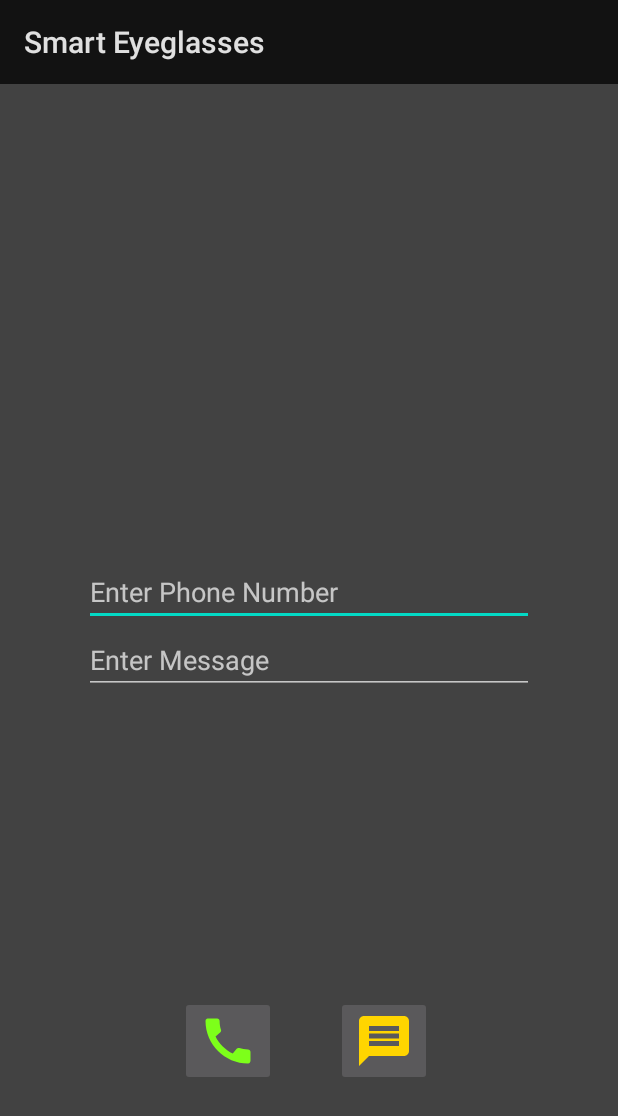
After one commit to hemantsirsat/Smart-EyeGlasses-Backup, an Android app: the Call_Message screen opened directly, with no data from a screen before it, on a phone screen of 412 x 824 dp. The commit adds this screen. Shown: the top 1116 px of the screen. Run offline under Robolectric (Android 15) with nearby library versions, the phone set to English and light mode, and no system bars.

Commit message:
Call Message Functionality Added

```diff
--- a/app/src/main/AndroidManifest.xml
+++ b/app/src/main/AndroidManifest.xml
@@ -2,6 +2,7 @@
 <manifest xmlns:android="http://schemas.android.com/apk/res/android"
     package="com.niharkoli.smarteyeglassesapp">
 
+    <uses-permission android:name="android.permission.CALL_PHONE" />
     <uses-permission android:name="android.permission.CAMERA" />
     <uses-permission android:name="android.permission.INTERNET" />
     <uses-permission android:name="android.permission.WRITE_EXTERNAL_STORAGE" />
@@ -16,6 +17,7 @@
         android:roundIcon="@mipmap/ic_launcher_round"
         android:supportsRtl="true"
         android:theme="@style/Theme.MaterialComponents">
+        <activity android:name=".Call_Message"></activity>
         <activity android:name=".HomeActivity">
             <intent-filter>
                 <action android:name="android.intent.action.MAIN" />
@@ -29,9 +31,7 @@
             android:name="com.google.firebase.ml.vision.DEPENDENCIES"
             android:value="barcode,face,ocr,ica" />
 
-        <activity android:name=".MainActivity">
-
-        </activity>
+        <activity android:name=".MainActivity"></activity>
         <activity
             android:name=".SettingsActivity"
             android:exported="false" />
--- /dev/null
+++ b/app/src/main/java/com/niharkoli/smarteyeglassesapp/Call_Message.java
@@ -0,0 +1,93 @@
+package com.niharkoli.smarteyeglassesapp;
+
+import androidx.appcompat.app.AppCompatActivity;
+import androidx.core.app.ActivityCompat;
+import androidx.core.content.ContextCompat;
+
+import android.Manifest;
+import android.content.Intent;
+import android.content.pm.PackageManager;
+import android.net.Uri;
+import android.os.Bundle;
+import android.telephony.SmsManager;
+import android.view.View;
+import android.widget.EditText;
+import android.widget.ImageButton;
+import android.widget.Toast;
+
+public class Call_Message extends AppCompatActivity {
+
+    EditText etNumber;
+    EditText etMessage;
+    ImageButton btCall;
+    ImageButton btMsg;
+
+
+    @Override
+    protected void onCreate(Bundle savedInstanceState) {
+        super.onCreate(savedInstanceState);
+        setContentView(R.layout.activity_call__message);
+
+        etNumber = findViewById(R.id.et_number);
+        etMessage = findViewById(R.id.et_msg);
+        btCall = findViewById(R.id.bt_call);
+        btMsg = findViewById(R.id.bt_msg);
+
+
+        btCall.setOnClickListener(new View.OnClickListener() {
+            @Override
+            public void onClick(View v) {
+                String phone = etNumber.getText().toString();
+                if (phone.isEmpty()) {
+                    Toast.makeText(getApplicationContext(), "Please Enter Number!", Toast.LENGTH_SHORT).show();
+                } else {
+                    String s = "tel:" + phone;
+                    Intent intent = new Intent(Intent.ACTION_CALL);
+                    intent.setData(Uri.parse(s));
+
+                    if (ContextCompat.checkSelfPermission(Call_Message.this, Manifest.permission.CALL_PHONE) != PackageManager.PERMISSION_GRANTED) {
+                        ActivityCompat.requestPermissions(Call_Message.this, new String[]{Manifest.permission.CALL_PHONE},1);
+                    }
+                    else
+                    {
+                        startActivity(intent);
+                    }
+                }
+            }
+        });
+
+        btMsg.setOnClickListener(new View.OnClickListener() {
+            @Override
+            public void onClick(View v) {
+                String phone = etNumber.getText().toString();
+                String message = etMessage.getText().toString();
+
+                if (phone.isEmpty()) {
+                    Toast.makeText(getApplicationContext(), "Please Enter Number!", Toast.LENGTH_SHORT).show();
+                } else {
+
+                    if (ContextCompat.checkSelfPermission(Call_Message.this, Manifest.permission.CALL_PHONE) != PackageManager.PERMISSION_GRANTED) {
+                        ActivityCompat.requestPermissions(Call_Message.this, new String[]{Manifest.permission.CALL_PHONE},1);
+                    }
+
+                    else {
+                        if (message.isEmpty()) {
+                            Toast.makeText(getApplicationContext(), "Please Message!", Toast.LENGTH_SHORT).show();
+                        } else {
+
+                            if (ContextCompat.checkSelfPermission(Call_Message.this, Manifest.permission.SEND_SMS) != PackageManager.PERMISSION_GRANTED) {
+                                ActivityCompat.requestPermissions(Call_Message.this, new String[]{Manifest.permission.SEND_SMS}, 1);
+                            } else {
+                                SmsManager smsManager = SmsManager.getDefault();
+                                smsManager.sendTextMessage(phone, null, message, null, null);
+                                Toast.makeText(getApplicationContext(), "Message Sent", Toast.LENGTH_SHORT).show();
+
+                            }
+                        }
+                    }
+                }
+
+            }
+        });
+    }
+}
--- /dev/null
+++ b/app/src/main/res/drawable/ic_call.xml
@@ -0,0 +1,5 @@
+<vector android:height="40dp" android:tint="#7DFF1A"
+    android:viewportHeight="24" android:viewportWidth="24"
+    android:width="40dp" xmlns:android="http://schemas.android.com/apk/res/android">
+    <path android:fillColor="@android:color/white" android:pathData="M20.01,15.38c-1.23,0 -2.42,-0.2 -3.53,-0.56 -0.35,-0.12 -0.74,-0.03 -1.01,0.24l-1.57,1.97c-2.83,-1.35 -5.48,-3.9 -6.89,-6.83l1.95,-1.66c0.27,-0.28 0.35,-0.67 0.24,-1.02 -0.37,-1.11 -0.56,-2.3 -0.56,-3.53 0,-0.54 -0.45,-0.99 -0.99,-0.99H4.19C3.65,3 3,3.24 3,3.99 3,13.28 10.73,21 20.01,21c0.71,0 0.99,-0.63 0.99,-1.18v-3.45c0,-0.54 -0.45,-0.99 -0.99,-0.99z"/>
+</vector>
--- /dev/null
+++ b/app/src/main/res/drawable/ic_msg.xml
@@ -0,0 +1,5 @@
+<vector android:height="40dp" android:tint="#FFD500"
+    android:viewportHeight="24" android:viewportWidth="24"
+    android:width="40dp" xmlns:android="http://schemas.android.com/apk/res/android">
+    <path android:fillColor="@android:color/white" android:pathData="M20,2L4,2c-1.1,0 -1.99,0.9 -1.99,2L2,22l4,-4h14c1.1,0 2,-0.9 2,-2L22,4c0,-1.1 -0.9,-2 -2,-2zM18,14L6,14v-2h12v2zM18,11L6,11L6,9h12v2zM18,8L6,8L6,6h12v2z"/>
+</vector>
--- /dev/null
+++ b/app/src/main/res/layout/activity_call__message.xml
@@ -0,0 +1,51 @@
+<?xml version="1.0" encoding="utf-8"?>
+<RelativeLayout xmlns:android="http://schemas.android.com/apk/res/android"
+    xmlns:app="http://schemas.android.com/apk/res-auto"
+    xmlns:tools="http://schemas.android.com/tools"
+    android:layout_width="match_parent"
+    android:layout_height="match_parent"
+    tools:context=".Call_Message"
+    android:background="@color/cardview_dark_background">
+    <EditText
+        android:layout_width="300dp"
+        android:layout_height="wrap_content"
+
+        android:id="@+id/et_number"
+        android:hint="Enter Phone Number"
+        android:digits="1234567890"
+        android:maxLength="10"
+        android:inputType="phone"
+        android:layout_centerHorizontal="true"
+        android:layout_centerVertical="true"
+        android:layout_above="@+id/et_msg"
+        />
+    <EditText
+        android:layout_width="300dp"
+        android:layout_height="wrap_content"
+
+        android:id="@+id/et_msg"
+        android:hint="Enter Message"
+        android:layout_centerHorizontal="true"
+        android:layout_centerVertical="true"
+        />
+
+    <ImageButton
+        android:id="@+id/bt_call"
+        android:layout_width="wrap_content"
+        android:layout_height="wrap_content"
+        android:layout_alignParentBottom="true"
+        android:layout_marginBottom="100dp"
+        android:layout_marginLeft="120dp"
+        android:src="@drawable/ic_call" />
+
+    <ImageButton
+        android:id="@+id/bt_msg"
+        android:layout_width="wrap_content"
+        android:layout_height="wrap_content"
+        android:layout_alignParentBottom="true"
+        android:layout_marginBottom="100dp"
+        android:layout_toRightOf="@+id/bt_call"
+        android:layout_marginLeft="40dp"
+        android:src="@drawable/ic_msg" />
+
+</RelativeLayout>
```
Also changed, not shown: app/src/main/java/com/niharkoli/smarteyeglassesapp/HomeActivity.java (+15 -0 lines).
